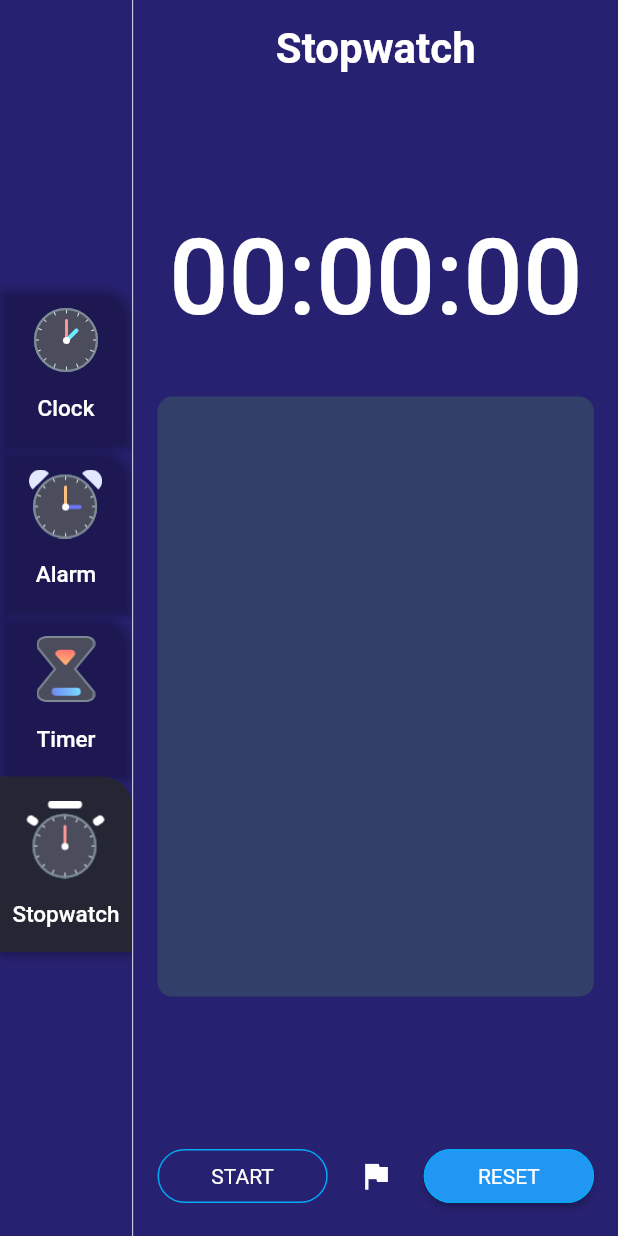
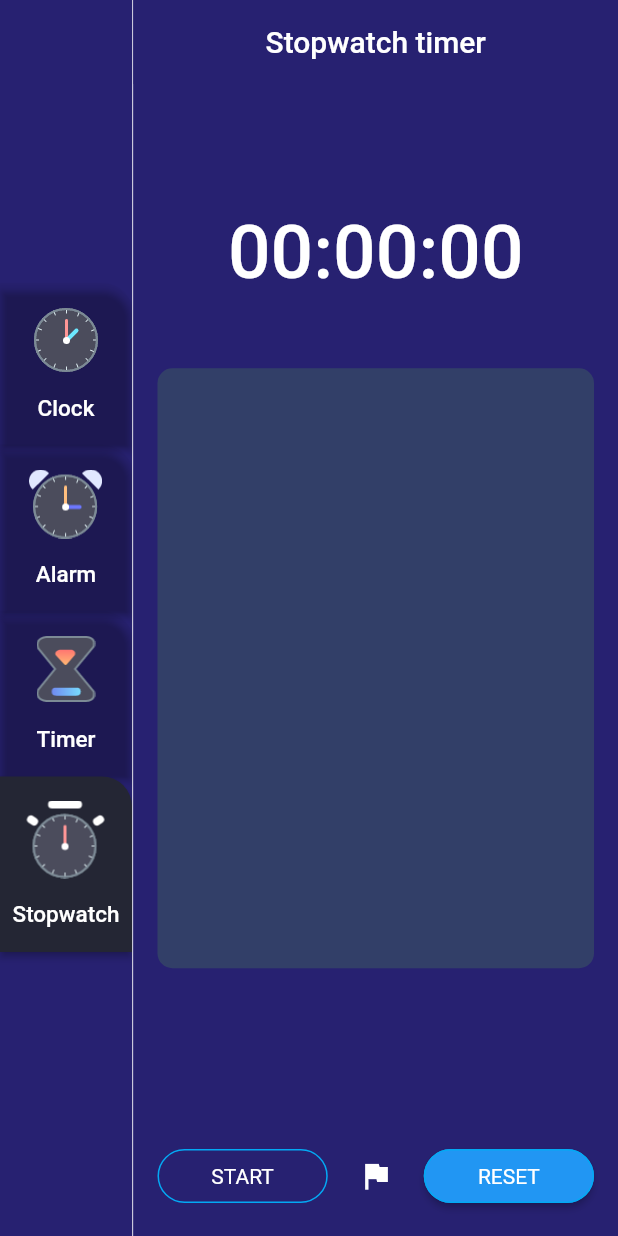
Before and after one commit to SeAliijaz/Reminder_App, a Flutter app: the screen it shows after launch, after a tap on "Alarm", after a tap on "Timer", after a tap on "Stopwatch", on a phone screen of 412 x 824 dp. Run offline on Flutter 3.47's test engine with Material 2 defaults, Android fonts, the phone set to English and light mode, and no system bars; our stand-ins replace cloud_firestore, dotted_border, firebase_core, flutter_local_notifications, fluttertoast, google_fonts and 1 more; accounts and stored records are empty.

```diff
--- a/lib/Canvas/clock_view.dart
+++ b/lib/Canvas/clock_view.dart
@@ -9,7 +9,9 @@ class ClockView extends StatefulWidget {
   const ClockView({Key? key, this.size}) : super(key: key);
 
   @override
-  _ClockViewState createState() => _ClockViewState();
+  _ClockViewState createState() {
+    return _ClockViewState();
+  }
 }
 
 class _ClockViewState extends State<ClockView> {
--- a/lib/Constants/theme_data.dart
+++ b/lib/Constants/theme_data.dart
@@ -5,7 +5,6 @@ class CustomColors {
   static Color dividerColor = Colors.white54;
   static Color pageBackgroundColor = const Color(0xFF2D2F41);
   static Color menuBackgroundColor = const Color(0xFF242634);
-
   static Color clockBG = const Color(0xFF444974);
   static Color clockOutline = const Color(0xFFEAECFF);
   static Color? secHandColor = Colors.orange[300];
@@ -18,7 +17,6 @@ class CustomColors {
 class GradientColors {
   final List<Color> colors;
   GradientColors(this.colors);
-
   static List<Color> sky = [const Color(0xFF6448FE), const Color(0xFF5FC6FF)];
   static List<Color> sunset = [
     const Color(0xFFFE6197),
--- a/lib/Countdown-Timer/count_down_timer.dart
+++ b/lib/Countdown-Timer/count_down_timer.dart
@@ -1,5 +1,4 @@
 import 'dart:async';
-
 import 'package:flutter/material.dart';
 import 'package:reminder_app/Countdown-Timer/Widgets/button_widget.dart';
 
@@ -49,6 +48,12 @@ class _CountDownTimerScreenState extends State<CountDownTimerScreen> {
   Widget build(BuildContext context) {
     final Size s = MediaQuery.of(context).size;
     return Scaffold(
+      appBar: AppBar(
+        backgroundColor: Theme.of(context).scaffoldBackgroundColor,
+        title: Text("Countdown timer"),
+        centerTitle: true,
+        elevation: 0.0,
+      ),
       body: Row(
         children: [
           Expanded(
--- a/lib/Screens/alarm_screen.dart
+++ b/lib/Screens/alarm_screen.dart
@@ -1,5 +1,6 @@
 import 'package:dotted_border/dotted_border.dart';
 import 'package:flutter/material.dart';
+import 'package:intl/intl.dart';
 import 'package:reminder_app/Constants/theme_data.dart';
 import 'package:reminder_app/Models/data_menu_info.dart';
 
@@ -54,7 +55,7 @@ class AlarmScreen extends StatelessWidget {
                             ),
                             SizedBox(width: 5),
                             Text(
-                              "Office",
+                              alarm.description!,
                               style: TextStyle(
                                 color: Colors.white,
                               ),
@@ -69,9 +70,9 @@ class AlarmScreen extends StatelessWidget {
                       ],
                     ),
                     Text(
-                      "mon-fri",
+                      "Mon-Fri",
                       style: TextStyle(
-                        fontSize: 12,
+                        fontSize: 15,
                         color: Colors.white,
                       ),
                     ),
@@ -79,15 +80,16 @@ class AlarmScreen extends StatelessWidget {
                       mainAxisAlignment: MainAxisAlignment.spaceBetween,
                       children: [
                         Text(
-                          "07:00 AM",
+                          DateFormat("hh:mm aa").format(alarm.alarmDateTime!),
                           style: TextStyle(
-                            fontSize: 12,
+                            fontSize: 15,
                             color: Colors.white,
                           ),
                         ),
                         Icon(
                           Icons.arrow_downward,
-                          size: 12,
+                          size: 15,
+                          color: Colors.white,
                         ),
                       ],
                     ),
--- a/lib/Stopwatch/stop_watch_screen.dart
+++ b/lib/Stopwatch/stop_watch_screen.dart
@@ -37,7 +37,8 @@ class _StopWatchScreenState extends State<StopWatchScreen> {
     digitMinutes = "00";
     digitHours = "00";
 
-    started = false;
+    ///Working for now
+    stop();
   }
 
   ///laps
@@ -80,6 +81,12 @@ class _StopWatchScreenState extends State<StopWatchScreen> {
   @override
   Widget build(BuildContext context) {
     return Scaffold(
+      appBar: AppBar(
+        backgroundColor: Theme.of(context).scaffoldBackgroundColor,
+        title: Text("Stopwatch timer"),
+        centerTitle: true,
+        elevation: 0.0,
+      ),
       body: SafeArea(
         child: Padding(
           padding: const EdgeInsets.all(16.0),
@@ -87,23 +94,13 @@ class _StopWatchScreenState extends State<StopWatchScreen> {
             mainAxisAlignment: MainAxisAlignment.spaceBetween,
             crossAxisAlignment: CrossAxisAlignment.center,
             children: [
-              const Center(
-                child: Text(
-                  "Stopwatch",
-                  style: TextStyle(
-                    fontSize: 28.0,
-                    fontWeight: FontWeight.bold,
-                    color: Colors.white,
-                  ),
-                ),
-              ),
               const SizedBox(height: 20.0),
               Center(
                 child: Text(
                   "$digitHours:$digitMinutes:$digitSeconds",
                   style: const TextStyle(
                     color: Colors.white,
-                    fontSize: 70.0,
+                    fontSize: 50.0,
                     fontWeight: FontWeight.w500,
                   ),
                 ),
@@ -182,7 +179,9 @@ class _StopWatchScreenState extends State<StopWatchScreen> {
                         "RESET".toUpperCase(),
                         style: const TextStyle(color: Colors.white),
                       ),
-                      onPressed: () {},
+                      onPressed: () {
+                        reset();
+                      },
                     ),
                   ),
                 ],
```
Also changed, not shown: lib/Debug-Screen/debug_screen.dart (deleted, +0 -72 lines), lib/Screens/home_screen.dart (+1 -110 lines).
